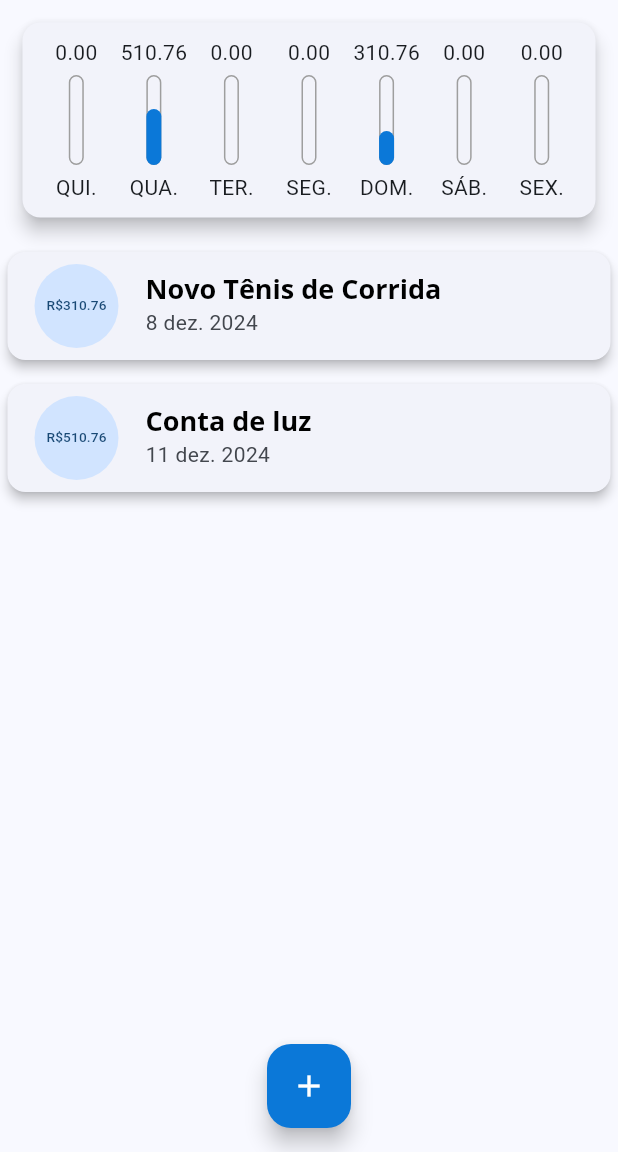
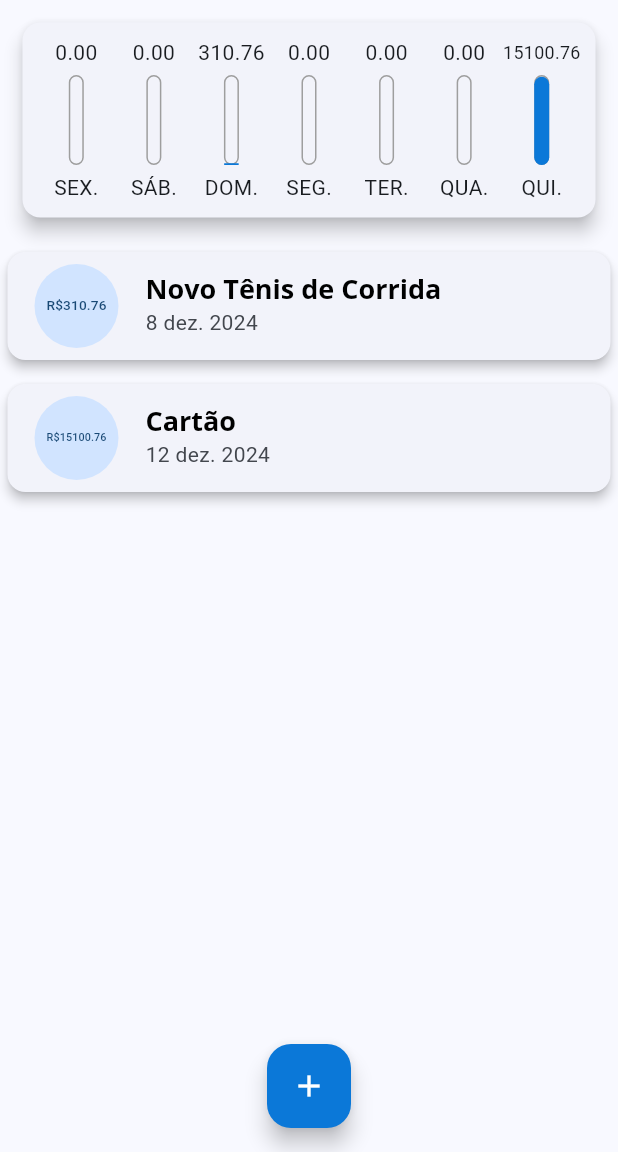
Before and after one commit to Jooaomarcelo/despesas-app, a Flutter app: the screen it shows after launch, on a phone screen of 412 x 824 dp, the part 84-1236 px from its top. Run offline on Flutter 3.47's test engine with Material 3 defaults, Android fonts, the light colour scheme and no system bars.

Commit message:
Fixed chart vizualization for bigger values and reverted week days

```diff
--- a/lib/components/chart.dart
+++ b/lib/components/chart.dart
@@ -30,7 +30,7 @@ class Chart extends StatelessWidget {
         'day': DateFormat('EEE', 'pt_BR').format(weekDay),
         'value': totalSum,
       };
-    });
+    }).reversed.toList();
   }
 
   double get _weekTotal {
--- a/lib/components/chart_bar.dart
+++ b/lib/components/chart_bar.dart
@@ -17,8 +17,11 @@ class ChartBar extends StatelessWidget {
     return Column(
       mainAxisAlignment: MainAxisAlignment.center,
       children: [
-        FittedBox(
-          child: Text(value.toStringAsFixed(2)),
+        SizedBox(
+          height: 20,
+          child: FittedBox(
+            child: Text(value.toStringAsFixed(2)),
+          ),
         ),
         const SizedBox(height: 5),
         SizedBox(
--- a/lib/main.dart
+++ b/lib/main.dart
@@ -62,10 +62,10 @@ class _MyHomePageState extends State<MyHomePage> {
       date: DateTime.now().subtract(const Duration(days: 4)),
     ),
     Transaction(
-      id: '2',
-      title: 'Conta de luz',
-      value: 510.76,
-      date: DateTime.now().subtract(const Duration(days: 1)),
+      id: '3',
+      title: 'Cartão',
+      value: 15100.76,
+      date: DateTime.now(),
     )
   ];
 
```
